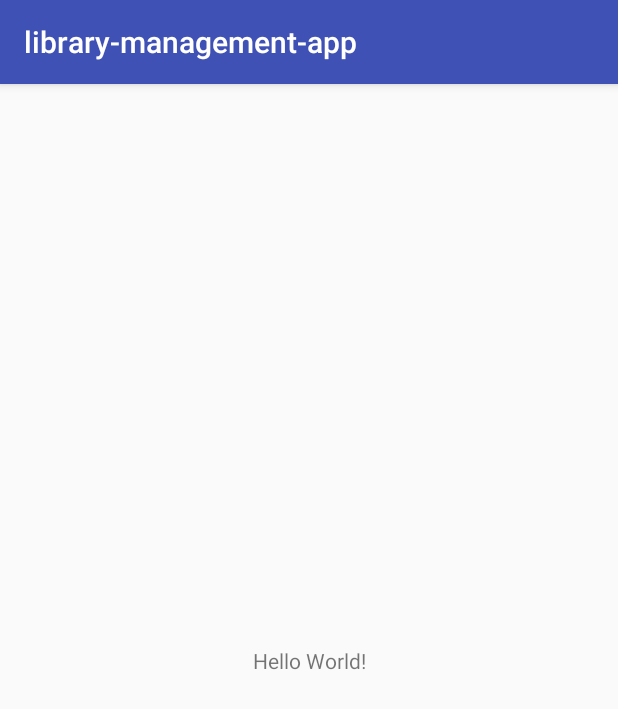
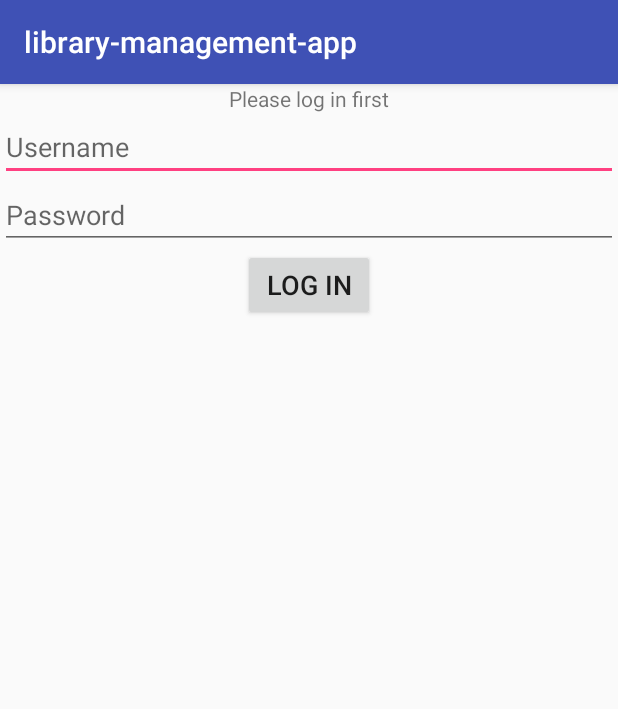
Before and after one commit to mainul35/library-management-app, an Android app: the screen it shows after launch (MainActivity), on a phone screen of 412 x 824 dp. Shown: the top 709 px of the screen. Run offline under Robolectric (Android 15) with nearby library versions, the phone set to English and light mode, and no system bars.

Commit message:
commiting for updating remote from local

```diff
--- a/app/build.gradle
+++ b/app/build.gradle
@@ -20,7 +20,7 @@ android {
 
 dependencies {
     implementation fileTree(dir: 'libs', include: ['*.jar'])
-    implementation 'com.android.support:appcompat-v7:28.0.0-alpha1'
+    implementation 'com.android.support:appcompat-v7:27.1.1'
     implementation 'com.android.support.constraint:constraint-layout:1.1.2'
     testImplementation 'junit:junit:4.12'
     androidTestImplementation 'com.android.support.test:runner:1.0.2'
--- a/app/src/main/java/mainul35/com/library_management_app/MainActivity.java
+++ b/app/src/main/java/mainul35/com/library_management_app/MainActivity.java
@@ -2,12 +2,21 @@ package mainul35.com.library_management_app;
 
 import android.support.v7.app.AppCompatActivity;
 import android.os.Bundle;
+import android.view.View;
+
+import mainul35.com.library_management_app.service.UserService;
 
 public class MainActivity extends AppCompatActivity {
+
+    UserService userService;
 
     @Override
     protected void onCreate(Bundle savedInstanceState) {
         super.onCreate(savedInstanceState);
         setContentView(R.layout.activity_main);
+        userService = new UserService(this);
+    }
+
+    public void login(View view) {
     }
 }
--- a/app/src/main/res/layout/activity_main.xml
+++ b/app/src/main/res/layout/activity_main.xml
@@ -1,18 +1,44 @@
 <?xml version="1.0" encoding="utf-8"?>
-<android.support.constraint.ConstraintLayout xmlns:android="http://schemas.android.com/apk/res/android"
+<LinearLayout xmlns:android="http://schemas.android.com/apk/res/android"
     xmlns:app="http://schemas.android.com/apk/res-auto"
     xmlns:tools="http://schemas.android.com/tools"
     android:layout_width="match_parent"
     android:layout_height="match_parent"
+    android:orientation="vertical"
     tools:context=".MainActivity">
 
-    <TextView
-        android:layout_width="wrap_content"
+    <LinearLayout
+        android:layout_width="match_parent"
         android:layout_height="wrap_content"
-        android:text="Hello World!"
-        app:layout_constraintBottom_toBottomOf="parent"
-        app:layout_constraintLeft_toLeftOf="parent"
-        app:layout_constraintRight_toRightOf="parent"
-        app:layout_constraintTop_toTopOf="parent" />
+        android:orientation="vertical"
+        android:layout_gravity="center_vertical">
 
-</android.support.constraint.ConstraintLayout>
+        <TextView
+            android:layout_width="wrap_content"
+            android:layout_height="wrap_content"
+            android:text="Please log in first"
+            android:layout_gravity="center" />
+
+        <EditText
+            android:id="@+id/etInputUsername"
+            android:layout_width="match_parent"
+            android:layout_height="wrap_content"
+            android:textSize="18sp"
+            android:hint="Username" />
+
+        <EditText
+            android:id="@+id/etInputPassword"
+            android:layout_width="match_parent"
+            android:layout_height="wrap_content"
+            android:hint="Password" />
+
+        <Button
+            android:layout_width="wrap_content"
+            android:layout_height="wrap_content"
+            android:onClick="login"
+            android:textSize="18sp"
+            android:text="Log in"
+            android:layout_gravity="center"/>
+    </LinearLayout>
+
+</LinearLayout>
```
Also changed, not shown: app/src/main/java/mainul35/com/library_management_app/domain/User.java (+8 -0 lines), app/src/main/java/mainul35/com/library_management_app/service/UserService.java (+20 -17 lines).
